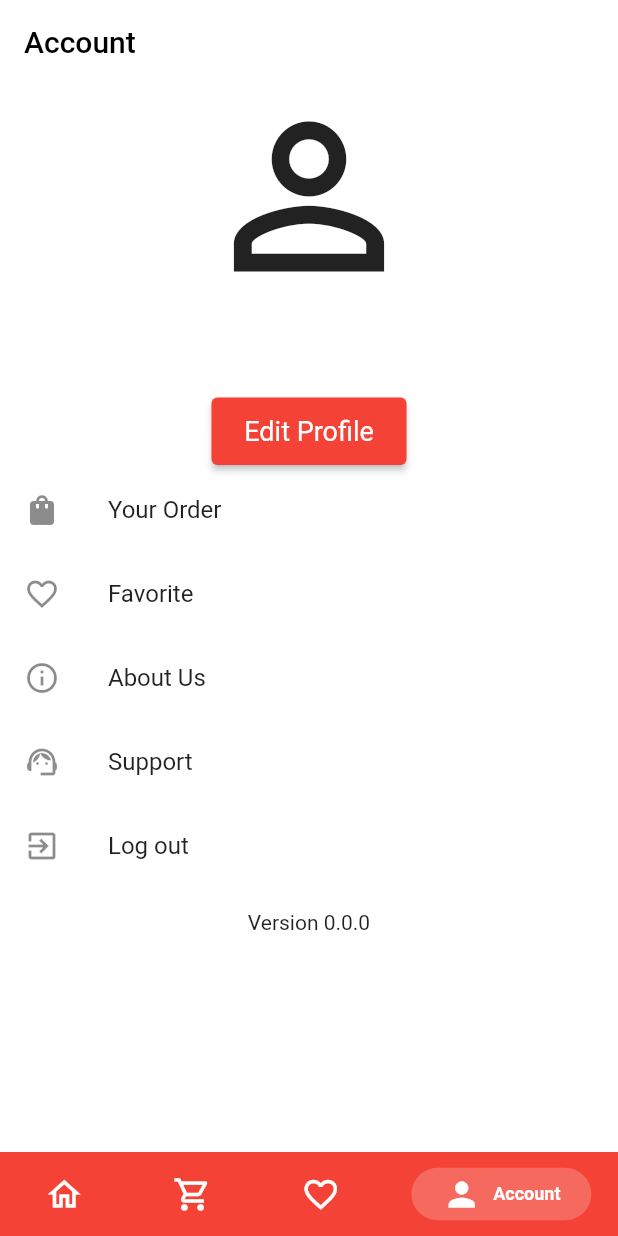
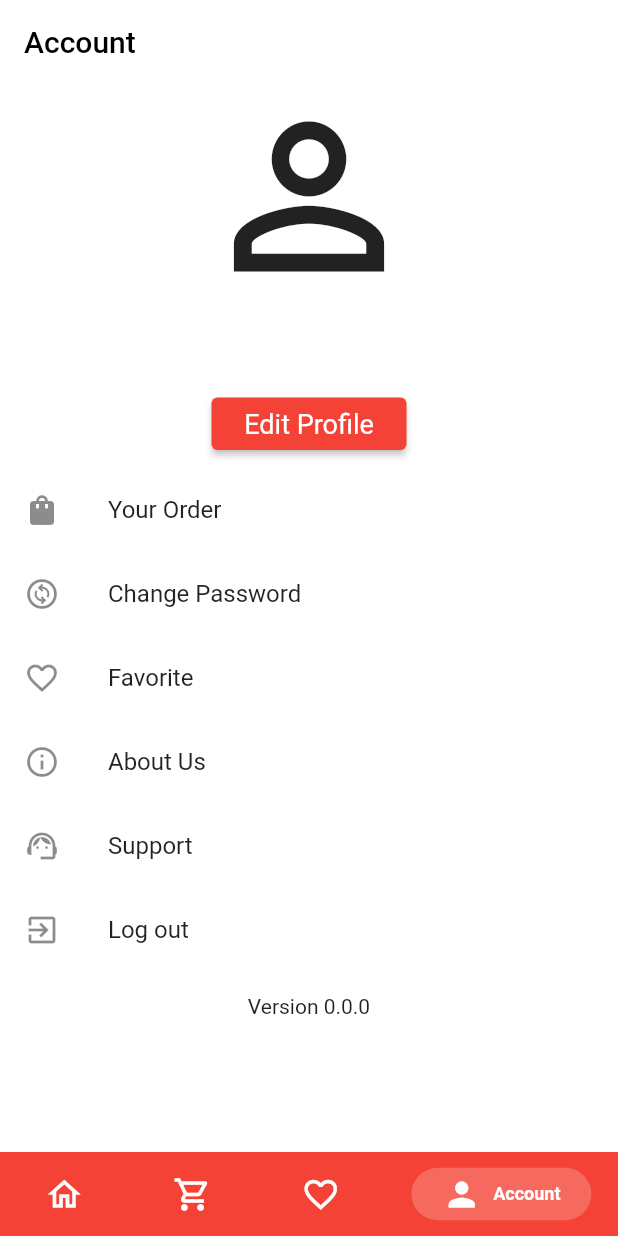
Before and after one commit to Vladislav10-11/e_commerce_flutter, a Flutter app: the screen it shows once a user with an empty profile is signed in, item 4 of the bottom bar chosen, on a phone screen of 412 x 824 dp. Run offline on Flutter 3.47's test engine with Material 2 defaults, Android fonts, the phone set to English and light mode, and no system bars; drawn by our look-alikes of persistent_bottom_nav_bar; our stand-ins replace cloud_firestore, firebase_auth, firebase_core, firebase_storage, fluttertoast, image_picker; accounts and stored records are empty.

Commit message:
Added Profile Image and Change password

```diff
--- a/lib/firebase_helper/firebase_firestore_helper/firebase_firestore.dart
+++ b/lib/firebase_helper/firebase_firestore_helper/firebase_firestore.dart
@@ -63,9 +63,11 @@ class FirebaseFireStoreHelper {
     DocumentSnapshot<Map<String, dynamic>> querySnapshot =
         await _firebaseFireStore
             .collection("users")
-            .doc(FirebaseAuth.instance.currentUser!.uid)
+            .doc(FirebaseAuth.instance.currentUser?.uid)
             .get();
 
-    return UserModel.fromJson(querySnapshot.data()!);
+    return querySnapshot.data() != null
+        ? UserModel.fromJson(querySnapshot.data()!)
+        : UserModel(id: '', name: '', email: '');
   }
 }
--- /dev/null
+++ b/lib/firebase_helper/firebase_storage_helper/firebase_storage_helper.dart
@@ -0,0 +1,15 @@
+import 'dart:io';
+import 'package:firebase_storage/firebase_storage.dart';
+import 'package:firebase_auth/firebase_auth.dart';
+
+class FirebaseStorageHelper {
+  static FirebaseStorageHelper instance = FirebaseStorageHelper();
+  final FirebaseStorage _storage = FirebaseStorage.instance;
+
+  Future<String> uploadUserImage(File image) async {
+    String userId = FirebaseAuth.instance.currentUser!.uid;
+    TaskSnapshot taskSnapshot = await _storage.ref(userId).putFile(image);
+    String imageUrl = await taskSnapshot.ref.getDownloadURL();
+    return imageUrl;
+  }
+}
--- a/lib/models/product_model/product_model.dart
+++ b/lib/models/product_model/product_model.dart
@@ -46,7 +46,7 @@ class ProductModel {
         "status": status,
         "qty": qty,
       };
-  @override
+
   ProductModel copyWith({
     int? qty,
   }) =>
--- a/lib/models/user_model/user_model.dart
+++ b/lib/models/user_model/user_model.dart
@@ -28,4 +28,14 @@ class UserModel {
         "name": name,
         "email": email,
       };
+  UserModel copyWith({
+    String? name,
+    image,
+  }) =>
+      UserModel(
+        id: id,
+        name: name ?? this.name,
+        email: email,
+        image: image ?? this.image,
+      );
 }
--- a/lib/screens/account_screen/account_screen.dart
+++ b/lib/screens/account_screen/account_screen.dart
@@ -1,10 +1,10 @@
 import 'package:e_commerce_flutter/constants/routes.dart';
 import 'package:e_commerce_flutter/firebase_helper/firebase_auth_helper/firebase_auth_helper.dart';
 import 'package:e_commerce_flutter/provider/app_provider.dart';
+import 'package:e_commerce_flutter/screens/change_password/change_password.dart';
 import 'package:e_commerce_flutter/screens/edit_profile/edit_profile.dart';
 import 'package:e_commerce_flutter/widgets/primary_button/primary_button.dart';
-import 'package:firebase_core/firebase_core.dart';
-import 'package:flutter/cupertino.dart';
+
 import 'package:flutter/material.dart';
 import 'package:provider/provider.dart';
 
@@ -40,7 +40,11 @@ class _AccountScreenState extends State<AccountScreen> {
                           Icons.person_outline,
                           size: 150,
                         )
-                      : Image.network(appProvider.getUserInformation.image!),
+                      : CircleAvatar(
+                          backgroundImage: NetworkImage(
+                              appProvider.getUserInformation.image!),
+                          radius: 70,
+                        ),
                   Text(
                     appProvider.getUserInformation.name,
                     style: TextStyle(fontSize: 22, fontWeight: FontWeight.bold),
@@ -53,6 +57,7 @@ class _AccountScreenState extends State<AccountScreen> {
                     height: 12.0,
                   ),
                   SizedBox(
+                    height: 35,
                     width: 130,
                     child: PrimaryButton(
                       title: "Edit Profile",
@@ -75,6 +80,14 @@ class _AccountScreenState extends State<AccountScreen> {
                     onTap: () {},
                     leading: Icon(Icons.shopping_bag),
                     title: Text("Your Order"),
+                  ),
+                  ListTile(
+                    onTap: () {
+                      Routes.instance
+                          .push(widget: ChangePassword(), context: context);
+                    },
+                    leading: Icon(Icons.change_circle_outlined),
+                    title: Text("Change Password"),
                   ),
                   ListTile(
                     onTap: () {},
--- a/lib/screens/auth_ui/sign_up/sign_up.dart
+++ b/lib/screens/auth_ui/sign_up/sign_up.dart
@@ -19,8 +19,8 @@ class SignUp extends StatefulWidget {
 
 class _SignUpState extends State<SignUp> {
   bool isShowPassword = true;
+  TextEditingController password = TextEditingController();
   TextEditingController email = TextEditingController();
-  TextEditingController password = TextEditingController();
   TextEditingController name = TextEditingController();
   TextEditingController phone = TextEditingController();
   @override
--- a/lib/screens/custom_bottom/custom_border.dart
+++ b/lib/screens/custom_bottom/custom_border.dart
@@ -1,5 +1,6 @@
 import 'package:e_commerce_flutter/screens/account_screen/account_screen.dart';
 import 'package:e_commerce_flutter/screens/cart_screen/cart_screen.dart';
+import 'package:e_commerce_flutter/screens/change_password/change_password.dart';
 import 'package:e_commerce_flutter/screens/favorite_screen/favorite_screen.dart';
 import 'package:e_commerce_flutter/screens/home/home.dart';
 import 'package:e_commerce_flutter/screens/welcome/welcome.dart';
--- a/lib/screens/home/home.dart
+++ b/lib/screens/home/home.dart
@@ -182,7 +182,7 @@ class _HomeState extends State<Home> {
                                         height: 30.0,
                                       ),
                                       SizedBox(
-                                        height: 45,
+                                        height: 35,
                                         width: 150,
                                         child: OutlinedButton(
                                           onPressed: () {
```
Also changed, not shown: lib/firebase_helper/firebase_auth_helper/firebase_auth_helper.dart (+19 -0 lines), lib/provider/app_provider.dart (+33 -0 lines), lib/screens/change_password/change_password.dart (added, +97 -0 lines), lib/screens/edit_profile/edit_profile.dart (+25 -7 lines).
